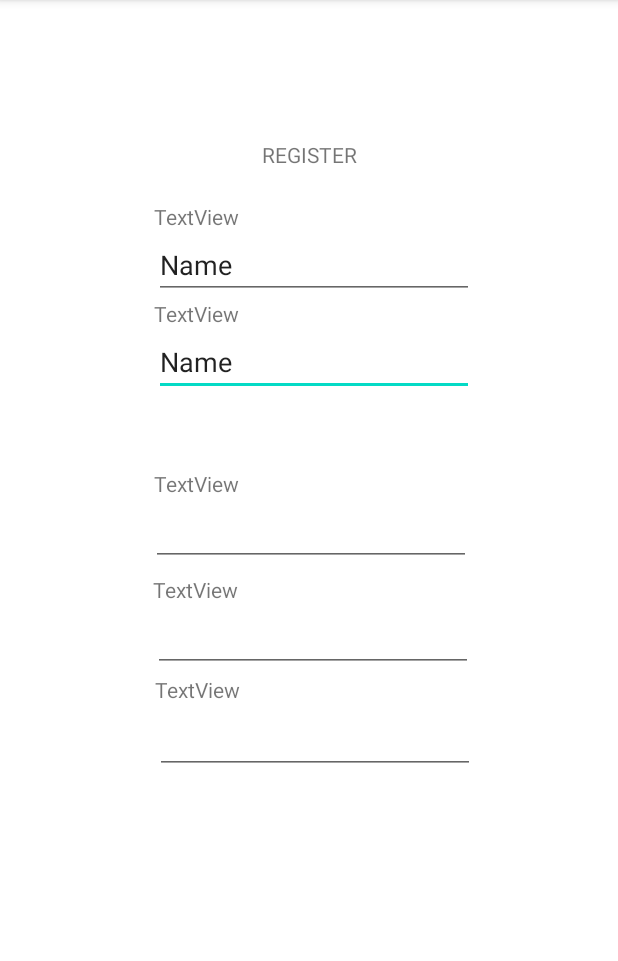
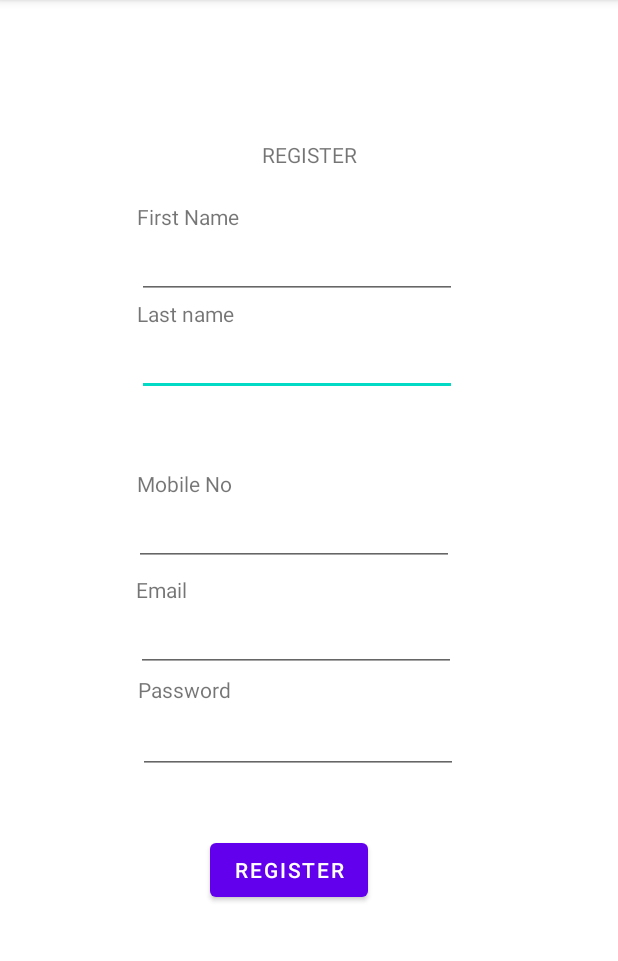
Before and after one commit to brendonrodrigues1999/My-Smart-Bedroom, an Android app: the RegisterUserActivity screen opened directly, with no data from a screen before it, on a phone screen of 412 x 824 dp, the part 84-1045 px from its top. Run offline under Robolectric (Android 15) with nearby library versions, the phone set to English and light mode, and no system bars; our stand-ins replace Firebase (no records; nobody signed in at launch, a user with empty details on screens opened directly).

Commit message:
Android: implemeted register functionality

```diff
--- a/app/build.gradle
+++ b/app/build.gradle
@@ -7,7 +7,6 @@ plugins {
 
 android {
     compileSdk 32
-
     defaultConfig {
         applicationId "com.example.mysmartbedroom"
         minSdk 21
@@ -43,6 +42,7 @@ dependencies {
     implementation 'com.google.firebase:firebase-database:19.2.1'
     implementation 'com.google.firebase:firebase-perf:19.0.5'
     implementation 'com.google.firebase:firebase-messaging:20.1.0'
+    implementation 'com.google.firebase:firebase-firestore:17.1.2'
     testImplementation 'junit:junit:4.13.2'
     androidTestImplementation 'androidx.test.ext:junit:1.1.3'
     androidTestImplementation 'androidx.test.espresso:espresso-core:3.4.0'
--- a/app/src/main/res/layout/activity_register_user.xml
+++ b/app/src/main/res/layout/activity_register_user.xml
@@ -17,12 +17,11 @@
         app:layout_constraintTop_toTopOf="parent" />
 
     <EditText
-        android:id="@+id/editTextTextPersonName"
+        android:id="@+id/s_nameInput"
         android:layout_width="wrap_content"
         android:layout_height="wrap_content"
         android:ems="10"
         android:inputType="textPersonName"
-        android:text="Name"
         app:layout_constraintStart_toStartOf="@+id/textView3"
         app:layout_constraintTop_toBottomOf="@+id/textView3" />
 
@@ -30,9 +29,9 @@
         android:id="@+id/textView3"
         android:layout_width="wrap_content"
         android:layout_height="wrap_content"
-        android:text="TextView"
-        app:layout_constraintStart_toStartOf="@+id/editTextTextPersonName2"
-        app:layout_constraintTop_toBottomOf="@+id/editTextTextPersonName2" />
+        android:text="Last name"
+        app:layout_constraintStart_toStartOf="@+id/f_nameInput"
+        app:layout_constraintTop_toBottomOf="@+id/f_nameInput" />
 
     <TextView
         android:id="@+id/textView4"
@@ -40,12 +39,12 @@
         android:layout_height="wrap_content"
         android:layout_marginStart="1dp"
         android:layout_marginTop="2dp"
-        android:text="TextView"
-        app:layout_constraintStart_toStartOf="@+id/editTextTextEmailAddress"
-        app:layout_constraintTop_toBottomOf="@+id/editTextTextEmailAddress" />
+        android:text="Password"
+        app:layout_constraintStart_toStartOf="@+id/emailInput1"
+        app:layout_constraintTop_toBottomOf="@+id/emailInput1" />
 
     <EditText
-        android:id="@+id/editTextTextPassword"
+        android:id="@+id/passInput"
         android:layout_width="wrap_content"
         android:layout_height="wrap_content"
         android:layout_marginTop="1dp"
@@ -55,12 +54,11 @@
         app:layout_constraintTop_toBottomOf="@+id/textView4" />
 
     <EditText
-        android:id="@+id/editTextTextPersonName2"
+        android:id="@+id/f_nameInput"
         android:layout_width="wrap_content"
         android:layout_height="wrap_content"
         android:ems="10"
         android:inputType="textPersonName"
-        android:text="Name"
         app:layout_constraintStart_toStartOf="@+id/textView5"
         app:layout_constraintTop_toBottomOf="@+id/textView5" />
 
@@ -70,12 +68,12 @@
         android:layout_height="wrap_content"
         android:layout_marginTop="22dp"
         android:layout_marginEnd="15dp"
-        android:text="TextView"
+        android:text="First Name"
         app:layout_constraintEnd_toStartOf="@+id/textView2"
         app:layout_constraintTop_toBottomOf="@+id/textView2" />
 
     <EditText
-        android:id="@+id/editTextTextEmailAddress"
+        android:id="@+id/emailInput1"
         android:layout_width="wrap_content"
         android:layout_height="wrap_content"
         android:ems="10"
@@ -89,27 +87,37 @@
         android:layout_height="wrap_content"
         android:layout_marginStart="1dp"
         android:layout_marginTop="6dp"
-        android:text="TextView"
-        app:layout_constraintStart_toStartOf="@+id/editTextPhone"
-        app:layout_constraintTop_toBottomOf="@+id/editTextPhone" />
+        android:text="Email"
+        app:layout_constraintStart_toStartOf="@+id/mobnoInput"
+        app:layout_constraintTop_toBottomOf="@+id/mobnoInput" />
 
     <EditText
-        android:id="@+id/editTextPhone"
+        android:id="@+id/mobnoInput"
         android:layout_width="wrap_content"
         android:layout_height="wrap_content"
         android:layout_marginTop="68dp"
         android:layout_marginEnd="2dp"
         android:ems="10"
         android:inputType="phone"
-        app:layout_constraintEnd_toEndOf="@+id/editTextTextPersonName"
-        app:layout_constraintTop_toBottomOf="@+id/editTextTextPersonName" />
+        app:layout_constraintEnd_toEndOf="@+id/s_nameInput"
+        app:layout_constraintTop_toBottomOf="@+id/s_nameInput" />
 
     <TextView
         android:id="@+id/textView7"
         android:layout_width="wrap_content"
         android:layout_height="wrap_content"
         android:layout_marginStart="2dp"
-        android:text="TextView"
-        app:layout_constraintBottom_toTopOf="@+id/editTextPhone"
-        app:layout_constraintStart_toStartOf="@+id/editTextPhone" />
+        android:text="Mobile No"
+        app:layout_constraintBottom_toTopOf="@+id/mobnoInput"
+        app:layout_constraintStart_toStartOf="@+id/mobnoInput" />
+
+    <Button
+        android:id="@+id/registerBtn1"
+        android:layout_width="wrap_content"
+        android:layout_height="wrap_content"
+        android:layout_marginTop="40dp"
+        android:layout_marginEnd="60dp"
+        android:text="REGISTER"
+        app:layout_constraintEnd_toEndOf="@+id/passInput"
+        app:layout_constraintTop_toBottomOf="@+id/passInput" />
 </androidx.constraintlayout.widget.ConstraintLayout>
--- a/build.gradle
+++ b/build.gradle
@@ -1,6 +1,6 @@
 buildscript {
     dependencies {
-        classpath 'com.google.gms:google-services:4.3.3'
+        classpath 'com.google.gms:google-services:4.3.13'
         classpath 'com.android.tools.build:gradle:3.4.0'
         classpath 'com.google.firebase:perf-plugin:1.3.1'
     }
```
Also changed, not shown: app/src/main/java/com/example/mysmartbedroom/RegisterUserActivity.kt (+53 -0 lines).
